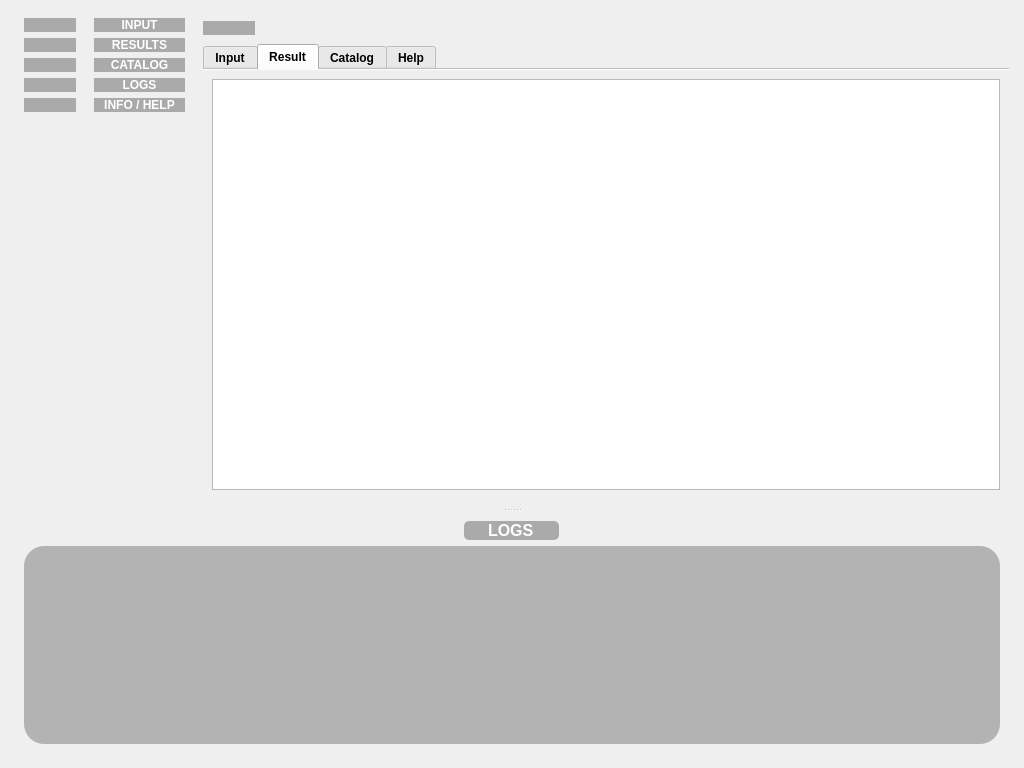
This is ShortCircuitCalc/gui/main_window.ui in MrHerrington/Short-Circuit-Calculation as Qt 5 draws it before an edit. The edited form follows.
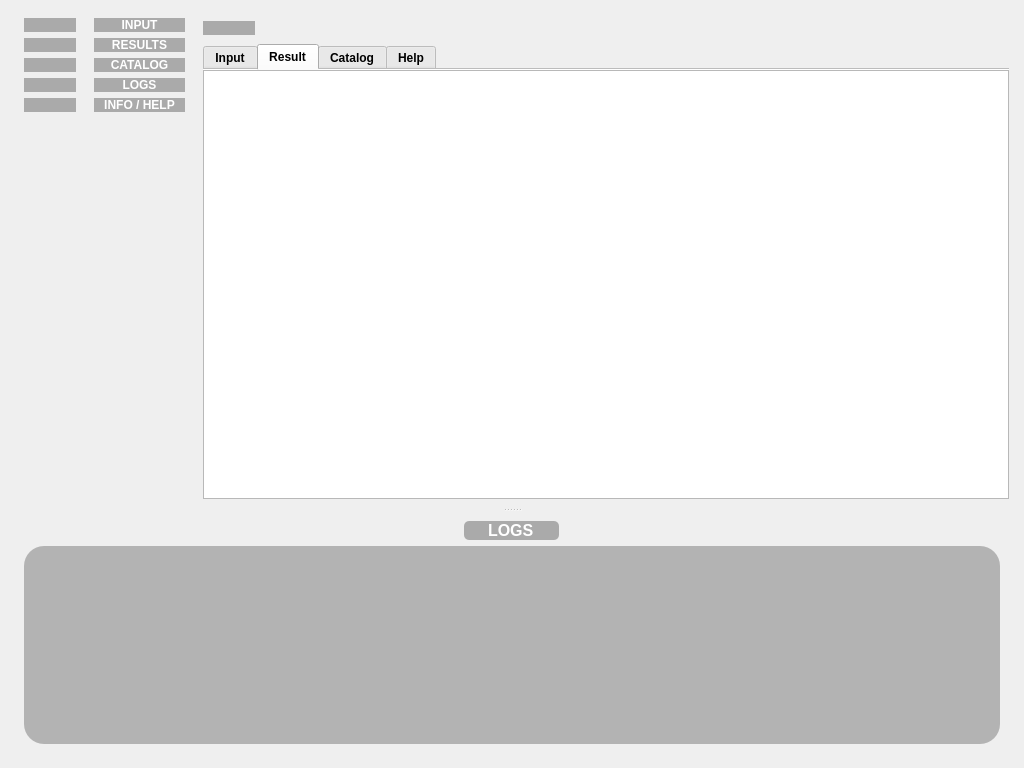
This is the edited form. The open tabs and pages were chosen to show the change. Icons and pictures are not drawn. Custom widgets are drawn as their Qt base class.

Commit message: Add short circuit calculate into layout

The edit to the form file:
```diff
--- a/ShortCircuitCalc/gui/main_window.ui
+++ b/ShortCircuitCalc/gui/main_window.ui
@@ -884,6 +884,21 @@
                <string>Result</string>
               </attribute>
               <layout class="QVBoxLayout" name="verticalLayout_11">
+               <property name="spacing">
+                <number>0</number>
+               </property>
+               <property name="leftMargin">
+                <number>0</number>
+               </property>
+               <property name="topMargin">
+                <number>0</number>
+               </property>
+               <property name="rightMargin">
+                <number>0</number>
+               </property>
+               <property name="bottomMargin">
+                <number>0</number>
+               </property>
                <item>
                 <widget class="CustomGraphicView" name="resultView"/>
                </item>
```
Left out of the diff: 15 changed lines with no effect on the pictures. The commit also changes 3 other files.
